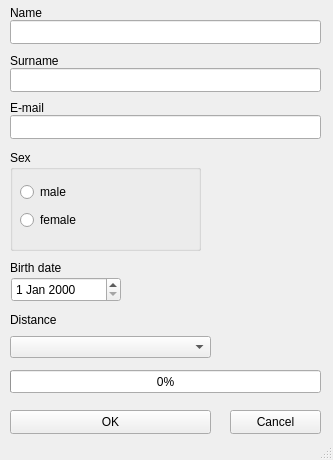
Before: the Qt Designer form registration_form/mainwindow.ui in kudzem/netology_qt, drawn with Qt 5.
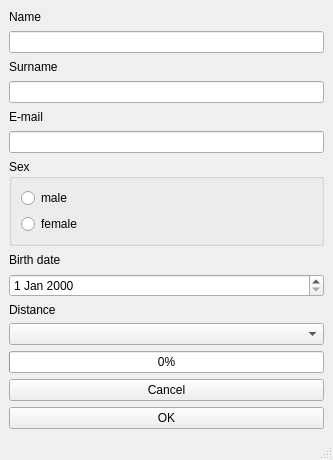
After: the same form once the commit is applied.

Commit message: Corrected layouts

Patch:
```diff
--- a/registration_form/mainwindow.ui
+++ b/registration_form/mainwindow.ui
@@ -14,27 +14,61 @@
    <string>MainWindow</string>
   </property>
   <widget class="QWidget" name="centralwidget">
+   <layout class="QVBoxLayout" name="verticalLayout_4">
+    <item>
+     <widget class="QLabel" name="label">
+      <property name="text">
+       <string>Name</string>
+      </property>
+      <property name="buddy">
+       <cstring>lineEdit</cstring>
+      </property>
+     </widget>
+    </item>
+    <item>
+     <widget class="QLineEdit" name="lineEdit"/>
+    </item>
+    <item>
+     <widget class="QLabel" name="label_2">
+      <property name="text">
+       <string>Surname</string>
+      </property>
+      <property name="buddy">
+       <cstring>lineEdit</cstring>
+      </property>
+     </widget>
+    </item>
+    <item>
+     <widget class="QLineEdit" name="lineEdit_2">
+      <property name="text">
+       <string/>
+      </property>
+     </widget>
+    </item>
+    <item>
+     <widget class="QLabel" name="label_3">
+      <property name="text">
+       <string>E-mail</string>
+      </property>
+      <property name="buddy">
+       <cstring>lineEdit</cstring>
+      </property>
+     </widget>
+    </item>
+    <item>
+     <widget class="QLineEdit" name="lineEdit_3">
+      <property name="text">
+       <string/>
+      </property>
+     </widget>
+    </item>
+    <item>
    <widget class="QGroupBox" name="groupBox">
-    <property name="geometry">
-     <rect>
-      <x>10</x>
-      <y>150</y>
-      <width>191</width>
-      <height>101</height>
-     </rect>
-    </property>
     <property name="title">
      <string>Sex</string>
     </property>
-    <widget class="QWidget" name="">
-     <property name="geometry">
-      <rect>
-       <x>10</x>
-       <y>30</y>
-       <width>63</width>
-       <height>52</height>
-      </rect>
-     </property>
+      <layout class="QVBoxLayout" name="verticalLayout_3">
+       <item>
      <layout class="QVBoxLayout" name="verticalLayout">
       <item>
        <widget class="QRadioButton" name="radioButton">
@@ -51,176 +85,56 @@
        </widget>
       </item>
      </layout>
-    </widget>
-   </widget>
-   <widget class="QLineEdit" name="lineEdit">
-    <property name="geometry">
-     <rect>
-      <x>10</x>
-      <y>20</y>
-      <width>311</width>
-      <height>24</height>
-     </rect>
-    </property>
-   </widget>
-   <widget class="QDateEdit" name="dateEdit">
-    <property name="geometry">
-     <rect>
-      <x>11</x>
-      <y>277</y>
-      <width>110</width>
-      <height>25</height>
-     </rect>
-    </property>
-   </widget>
-   <widget class="QLabel" name="label">
-    <property name="geometry">
-     <rect>
-      <x>10</x>
-      <y>5</y>
-      <width>49</width>
-      <height>16</height>
-     </rect>
-    </property>
-    <property name="text">
-     <string>Name</string>
-    </property>
-    <property name="buddy">
-     <cstring>lineEdit</cstring>
-    </property>
-   </widget>
-   <widget class="QLineEdit" name="lineEdit_2">
-    <property name="geometry">
-     <rect>
-      <x>10</x>
-      <y>68</y>
-      <width>311</width>
-      <height>24</height>
-     </rect>
-    </property>
-    <property name="text">
-     <string/>
-    </property>
-   </widget>
-   <widget class="QLabel" name="label_2">
-    <property name="geometry">
-     <rect>
-      <x>10</x>
-      <y>53</y>
-      <width>49</width>
-      <height>16</height>
-     </rect>
-    </property>
-    <property name="text">
-     <string>Surname</string>
-    </property>
-    <property name="buddy">
-     <cstring>lineEdit</cstring>
-    </property>
-   </widget>
-   <widget class="QLabel" name="label_3">
-    <property name="geometry">
-     <rect>
-      <x>10</x>
-      <y>100</y>
-      <width>49</width>
-      <height>16</height>
-     </rect>
-    </property>
-    <property name="text">
-     <string>E-mail</string>
-    </property>
-    <property name="buddy">
-     <cstring>lineEdit</cstring>
-    </property>
-   </widget>
-   <widget class="QLineEdit" name="lineEdit_3">
-    <property name="geometry">
-     <rect>
-      <x>10</x>
-      <y>115</y>
-      <width>311</width>
-      <height>24</height>
-     </rect>
-    </property>
-    <property name="text">
-     <string/>
-    </property>
-   </widget>
+       </item>
+      </layout>
+     </widget>
+    </item>
+    <item>
    <widget class="QLabel" name="label_5">
-    <property name="geometry">
-     <rect>
-      <x>10</x>
-      <y>260</y>
-      <width>61</width>
-      <height>16</height>
-     </rect>
-    </property>
     <property name="text">
      <string>Birth date</string>
     </property>
    </widget>
+    </item>
+    <item>
+     <widget class="QDateEdit" name="dateEdit"/>
+    </item>
+    <item>
+     <layout class="QVBoxLayout" name="verticalLayout_2">
+      <item>
+       <widget class="QLabel" name="label_4">
+        <property name="text">
+         <string>Distance</string>
+        </property>
+       </widget>
+      </item>
+      <item>
+       <widget class="QComboBox" name="comboBox"/>
+      </item>
+     </layout>
+    </item>
+    <item>
    <widget class="QProgressBar" name="progressBar">
-    <property name="geometry">
-     <rect>
-      <x>10</x>
-      <y>370</y>
-      <width>311</width>
-      <height>23</height>
-     </rect>
-    </property>
     <property name="value">
      <number>0</number>
     </property>
    </widget>
-   <widget class="QPushButton" name="pushButton">
-    <property name="geometry">
-     <rect>
-      <x>10</x>
-      <y>410</y>
-      <width>201</width>
-      <height>24</height>
-     </rect>
-    </property>
-    <property name="text">
-     <string>OK</string>
-    </property>
-   </widget>
+    </item>
+    <item>
    <widget class="QPushButton" name="pushButton_2">
-    <property name="geometry">
-     <rect>
-      <x>230</x>
-      <y>410</y>
-      <width>91</width>
-      <height>24</height>
-     </rect>
-    </property>
     <property name="text">
      <string>Cancel</string>
     </property>
    </widget>
-   <widget class="QWidget" name="">
-    <property name="geometry">
-     <rect>
-      <x>10</x>
-      <y>310</y>
-      <width>201</width>
-      <height>48</height>
-     </rect>
-    </property>
-    <layout class="QVBoxLayout" name="verticalLayout_2">
+    </item>
      <item>
-      <widget class="QLabel" name="label_4">
+     <widget class="QPushButton" name="pushButton">
        <property name="text">
-        <string>Distance</string>
+       <string>OK</string>
        </property>
       </widget>
      </item>
-     <item>
-      <widget class="QComboBox" name="comboBox"/>
-     </item>
-    </layout>
-   </widget>
+   </layout>
   </widget>
   <widget class="QStatusBar" name="statusbar"/>
  </widget>
```
Lines whose indentation alone changed are shown as unchanged.
